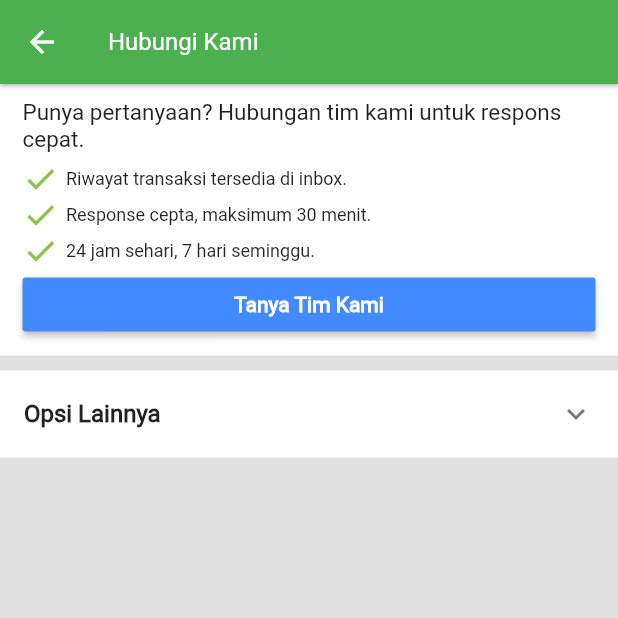
After one commit to primajatnika271995/KOPBI, a Flutter app: the PusatBantuanScreen screen opened by its route, on a phone screen of 412 x 824 dp, the top half of it. The commit adds this screen. Run offline on Flutter 3.47's test engine with Material 2 defaults, Android fonts, the phone set to English and light mode, and no system bars; our stand-ins replace flushbar, font_awesome_flutter, rxdart, shared_preferences; missing offline and left inert: flutter_webview_plugin; accounts and stored records are empty; network calls fail.

```diff
--- a/lib/main.dart
+++ b/lib/main.dart
@@ -25,7 +25,7 @@ class _SplashScreenState extends State<SplashScreen> {
     return Scaffold(
       backgroundColor: Colors.white,
       body: Center(
-        child: Image.asset('assets/icons/Logo KOPBI.png', scale: 4.0),
+        child: Image.asset('assets/icons/Logo KOPBI.png', scale: 20.0),
       ),
     );
   }
@@ -39,7 +39,7 @@ class _SplashScreenState extends State<SplashScreen> {
       if (nomorAnggota == null) {
         Navigator.of(context).pushReplacementNamed('/login');
       } else {
-        Navigator.of(context).pushReplacementNamed('/home');
+        Navigator.of(context).pushReplacementNamed('/re-login');
       }
     });
     super.initState();
--- a/lib/src/app.dart
+++ b/lib/src/app.dart
@@ -2,9 +2,11 @@ import 'package:flutter/cupertino.dart';
 import 'package:flutter/material.dart';
 import 'package:kopbi/main.dart';
 import 'package:kopbi/src/views/login_screen/login_page.dart';
+import 'package:kopbi/src/views/login_screen/re_login.dart';
 import 'package:kopbi/src/views/main_screen/main_page.dart';
 import 'package:kopbi/src/views/register_screen/register_page.dart';
 import 'package:kopbi/src/views/setting_screen/informasi.dart';
+import 'package:kopbi/src/views/setting_screen/pusat_bantuan.dart';
 import 'package:kopbi/src/views/setting_screen/setting_page.dart';
 
 void app() {
@@ -16,10 +18,12 @@ void app() {
       routes: {
         '/': (context) => SplashScreen(),
         '/login': (context) => LoginScreen(),
+        '/re-login': (context) => ReLoginScreen(),
         '/register': (context) => RegisterScreen(),
         '/home': (context) => MainScreen(),
         '/settings': (context) => SettingScreen(),
         '/settings-informasi': (context) => InformasiScreen(),
+        '/settings-pusat-bantuan': (context) => PusatBantuanScreen(),
       },
     ),
   );
--- a/lib/src/bloc/loginBloc.dart
+++ b/lib/src/bloc/loginBloc.dart
@@ -46,6 +46,7 @@ class LoginBloc {
     SharedPreferences _pref = await SharedPreferences.getInstance();
     _pref.setString(NOMOR_ANGGOTA, value.nomorAnggota);
     _pref.setString(NAMA_ANGGOTA, value.nama);
+    _pref.setString(CONTACT_ANGGOTA, value.nomorHp);
     _pref.setString(IMG_PROFILE, urlImg);
   }
 
--- a/lib/src/config/preferences.dart
+++ b/lib/src/config/preferences.dart
@@ -1,3 +1,4 @@
 const NOMOR_ANGGOTA = 'NOMOR_ANGGOTA';
 const NAMA_ANGGOTA = 'NAMA_ANGGOTA';
+const CONTACT_ANGGOTA = 'CONTACT_ANGGOTA';
 const IMG_PROFILE = 'IMAGE_PROFILE';
--- a/lib/src/views/login_screen/login_page.dart
+++ b/lib/src/views/login_screen/login_page.dart
@@ -166,13 +166,13 @@ class _LoginScreenState extends State<LoginScreen> {
       padding: const EdgeInsets.only(left: 25, right: 25, top: 20, bottom: 5),
       child: Container(
         width: screenWidth(context),
-        child: OutlineButton(
+        child: RaisedButton(
           onPressed: _isLoading ? null : loginService,
           child: Text(
             _isLoading ? 'Loading ...' : 'LOGIN',
             style: TextStyle(color: Colors.white),
           ),
-          borderSide: BorderSide(color: Colors.white),
+          color: Colors.cyan,
           shape: RoundedRectangleBorder(
             borderRadius: BorderRadius.circular(20),
           ),
@@ -192,7 +192,7 @@ class _LoginScreenState extends State<LoginScreen> {
             'REGISTRASI',
             style: TextStyle(color: Colors.white),
           ),
-          color: Colors.cyan,
+          color: Colors.grey,
           shape: RoundedRectangleBorder(
             borderRadius: BorderRadius.circular(20),
           ),
--- /dev/null
+++ b/lib/src/views/setting_screen/pusat_bantuan.dart
@@ -0,0 +1,297 @@
+import 'package:flutter/material.dart';
+import 'package:kopbi/src/utils/screenSize.dart';
+
+class PusatBantuanScreen extends StatefulWidget {
+  @override
+  _PusatBantuanScreenState createState() => _PusatBantuanScreenState();
+}
+
+class _PusatBantuanScreenState extends State<PusatBantuanScreen> {
+  final _emailCtrl = TextEditingController();
+  final _phoneCtrl = TextEditingController();
+  final _WACtrl = TextEditingController();
+  final _alamatCtrl = TextEditingController();
+
+  @override
+  Widget build(BuildContext context) {
+    return Scaffold(
+      backgroundColor: Colors.grey[300],
+      appBar: AppBar(
+        elevation: 1,
+        backgroundColor: Colors.green,
+        title: Text(
+          'Hubungi Kami',
+          style: TextStyle(color: Colors.white, fontSize: 16),
+        ),
+      ),
+      body: Column(
+        children: <Widget>[
+          info1(),
+          SizedBox(height: 10),
+          info2(),
+        ],
+      ),
+    );
+  }
+
+  Widget info1() {
+    return Container(
+      color: Colors.white,
+      child: Padding(
+        padding: const EdgeInsets.symmetric(vertical: 10),
+        child: Column(
+          children: <Widget>[
+            Padding(
+              padding: const EdgeInsets.only(left: 15, right: 20),
+              child: Text(
+                'Punya pertanyaan? Hubungan tim kami untuk respons cepat.',
+                style: TextStyle(fontSize: 15),
+              ),
+            ),
+            Padding(
+              padding: const EdgeInsets.only(left: 15, right: 20, top: 5),
+              child: Row(
+                children: <Widget>[
+                  Icon(Icons.check, color: Colors.lightGreen),
+                  Padding(
+                    padding: const EdgeInsets.symmetric(horizontal: 5),
+                    child: Text(
+                      'Riwayat transaksi tersedia di inbox.',
+                      style: TextStyle(fontSize: 12),
+                    ),
+                  ),
+                ],
+              ),
+            ),
+            Padding(
+              padding: const EdgeInsets.only(left: 15, right: 20),
+              child: Row(
+                children: <Widget>[
+                  Icon(Icons.check, color: Colors.lightGreen),
+                  Padding(
+                    padding: const EdgeInsets.symmetric(horizontal: 5),
+                    child: Text(
+                      'Response cepta, maksimum 30 menit.',
+                      style: TextStyle(fontSize: 12),
+                    ),
+                  ),
+                ],
+              ),
+            ),
+            Padding(
+              padding: const EdgeInsets.only(left: 15, right: 20),
+              child: Row(
+                children: <Widget>[
+                  Icon(Icons.check, color: Colors.lightGreen),
+                  Padding(
+                    padding: const EdgeInsets.symmetric(horizontal: 5),
+                    child: Text(
+                      '24 jam sehari, 7 hari seminggu.',
+                      style: TextStyle(fontSize: 12),
+                    ),
+                  ),
+                ],
+              ),
+            ),
+            Padding(
+              padding: const EdgeInsets.only(left: 15, right: 15),
+              child: Container(
+                width: screenWidth(context),
+                child: RaisedButton(
+                  onPressed: () {},
+                  color: Colors.blueAccent,
+                  child: Text(
+                    'Tanya Tim Kami',
+                    style: TextStyle(
+                      color: Colors.white,
+                      fontWeight: FontWeight.bold,
+                    ),
+                  ),
+                ),
+              ),
+            ),
+          ],
+        ),
+      ),
+    );
+  }
+
+  Widget info2() {
+    return Container(
+      color: Colors.white,
+      child: ExpansionTile(
+        title: Text(
+          'Opsi Lainnya',
+          style: TextStyle(
+            fontWeight: FontWeight.bold,
+          ),
+        ),
+        children: <Widget>[
+          Padding(
+            padding: EdgeInsets.symmetric(horizontal: 15),
+            child: TextField(
+              readOnly: true,
+              style: TextStyle(
+                  color: Colors.blueAccent,
+                  fontSize: 13,
+                  fontWeight: FontWeight.bold),
+              maxLines: null,
+              controller: _emailCtrl,
+              decoration: InputDecoration(
+                hasFloatingPlaceholder: true,
+                labelText: 'Email',
+                labelStyle: TextStyle(color: Colors.black87),
+                prefixIcon: Icon(Icons.mail_outline, color: Colors.grey),
+                enabledBorder: UnderlineInputBorder(
+                  borderSide: BorderSide(color: Colors.grey[300]),
+                ),
+                border: UnderlineInputBorder(
+                  borderSide: BorderSide(color: Colors.grey[300]),
+                ),
+                focusedBorder: UnderlineInputBorder(
+                  borderSide: BorderSide(color: Colors.grey[300]),
+                ),
+              ),
+            ),
+          ),
+          Padding(
+            padding: const EdgeInsets.only(top: 7, bottom: 7, right: 130),
+            child: Text(
+              '● Respons melalui email pribadi Anda.',
+              style: TextStyle(
+                fontSize: 13,
+                color: Colors.black54,
+              ),
+            ),
+          ),
+          Container(
+            height: 2,
+            width: screenWidth(context),
+            color: Colors.grey[400],
+          ),
+          Padding(
+            padding: EdgeInsets.symmetric(horizontal: 15),
+            child: TextField(
+              readOnly: true,
+              style: TextStyle(
+                  color: Colors.blueAccent,
+                  fontSize: 13,
+                  fontWeight: FontWeight.bold),
+              maxLines: null,
+              controller: _phoneCtrl,
+              decoration: InputDecoration(
+                hasFloatingPlaceholder: true,
+                labelText: 'Nomor Telepon',
+                labelStyle: TextStyle(color: Colors.black87),
+                prefixIcon: Icon(Icons.phone, color: Colors.grey),
+                enabledBorder: UnderlineInputBorder(
+                  borderSide: BorderSide(color: Colors.grey[300]),
+                ),
+                border: UnderlineInputBorder(
+                  borderSide: BorderSide(color: Colors.grey[300]),
+                ),
+                focusedBorder: UnderlineInputBorder(
+                  borderSide: BorderSide(color: Colors.grey[300]),
+                ),
+              ),
+            ),
+          ),
+          Padding(
+            padding: const EdgeInsets.only(top: 7, bottom: 7, right: 175),
+            child: Text(
+              '● Dikenakan tarif penggunaan.',
+              style: TextStyle(
+                fontSize: 13,
+                color: Colors.black54,
+              ),
+            ),
+          ),
+          Container(
+            height: 2,
+            width: screenWidth(context),
+            color: Colors.grey[400],
+          ),
+          Padding(
+            padding: EdgeInsets.symmetric(horizontal: 15),
+            child: TextField(
+              readOnly: true,
+              style: TextStyle(
+                  color: Colors.blueAccent,
+                  fontSize: 13,
+                  fontWeight: FontWeight.bold),
+              maxLines: null,
+              controller: _WACtrl,
+              decoration: InputDecoration(
+                hasFloatingPlaceholder: true,
+                labelText: 'Nomor WhatsApp',
+                labelStyle: TextStyle(color: Colors.black87),
+                prefixIcon: Icon(Icons.phone_android, color: Colors.grey),
+                enabledBorder: UnderlineInputBorder(
+                  borderSide: BorderSide(color: Colors.grey[300]),
+                ),
+                border: UnderlineInputBorder(
+                  borderSide: BorderSide(color: Colors.grey[300]),
+                ),
+                focusedBorder: UnderlineInputBorder(
+                  borderSide: BorderSide(color: Colors.grey[300]),
+                ),
+              ),
+            ),
+          ),
+          Padding(
+            padding: const EdgeInsets.only(top: 7, bottom: 7, right: 180),
+            child: Text(
+              '● Dikenakan tarif data seluler.',
+              style: TextStyle(
+                fontSize: 13,
+                color: Colors.black54,
+              ),
+            ),
+          ),
+          Container(
+            height: 2,
+            width: screenWidth(context),
+            color: Colors.grey[400],
+          ),
+          Padding(
+            padding: EdgeInsets.symmetric(horizontal: 15),
+            child: TextField(
+              readOnly: true,
+              style: TextStyle(
+                  color: Colors.blueAccent,
+                  fontSize: 13,
+                  fontWeight: FontWeight.bold),
+              maxLines: null,
+              controller: _alamatCtrl,
+              decoration: InputDecoration(
+                hasFloatingPlaceholder: true,
+                labelText: 'Kantor Sekertariat KOPBI Indonesia',
+                labelStyle: TextStyle(color: Colors.black87),
+                prefixIcon: Icon(Icons.streetview, color: Colors.grey),
+                enabledBorder: UnderlineInputBorder(
+                  borderSide: BorderSide(color: Colors.grey[300]),
+                ),
+                border: UnderlineInputBorder(
+                  borderSide: BorderSide(color: Colors.grey[300]),
+                ),
+                focusedBorder: UnderlineInputBorder(
+                  borderSide: BorderSide(color: Colors.grey[300]),
+                ),
+              ),
+            ),
+          ),
+        ],
+      ),
+    );
+  }
+
+  @override
+  void initState() {
+    _alamatCtrl.text =
+        'Jl. Wika No. 52 Srengsengsawah Jagakarsa - Jakarta Selatan';
+    _emailCtrl.text = 'info@kopbi.or.id';
+    _phoneCtrl.text = '021 - 29120 134';
+    _WACtrl.text = '0859 2003 4045';
+    super.initState();
+  }
+}
--- a/lib/src/views/setting_screen/setting_page.dart
+++ b/lib/src/views/setting_screen/setting_page.dart
@@ -118,6 +118,7 @@ class _SettingScreenState extends State<SettingScreen> {
             ),
             onTap: () {
               print('Pusat Bantuan');
+              Navigator.of(context).pushNamed('/settings-pusat-bantuan');
             },
           ),
         ),
```
Also changed, not shown: lib/src/views/login_screen/re_login.dart (added, +192 -0 lines), lib/src/views/main_screen/home_page.dart (+25 -13 lines), lib/src/views/main_screen/main_page.dart (+10 -7 lines).
